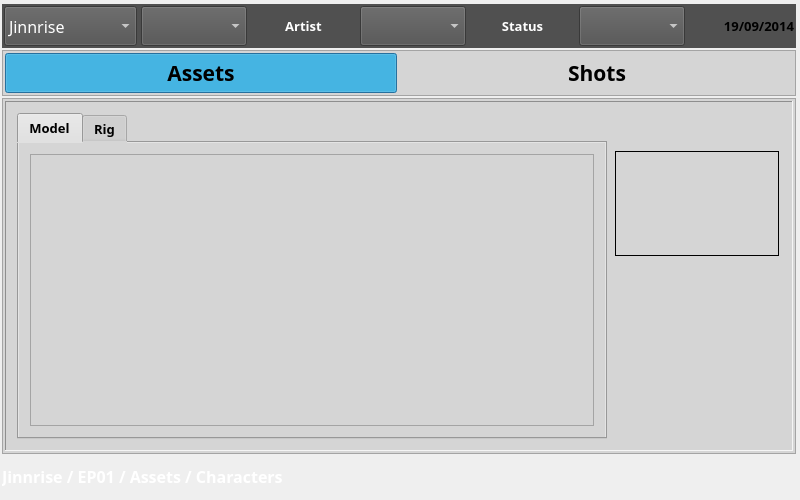
The window that Kute/assign_Wiz/assign_wiz.ui (abble/schtool) describes before a commit, drawn with Qt 5.
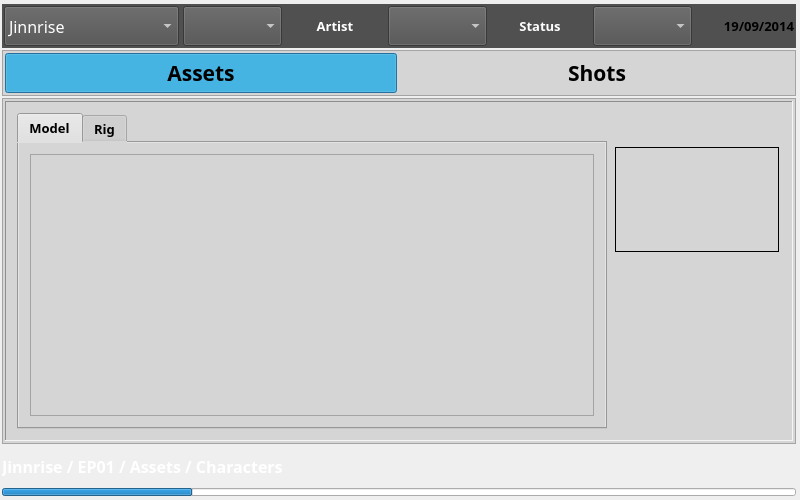
The same window after the commit. Icons and pictures are not drawn.

Diff of the .ui file:
```diff
--- a/Kute/assign_Wiz/assign_wiz.ui
+++ b/Kute/assign_Wiz/assign_wiz.ui
@@ -100,12 +100,7 @@
         </item>
         <item>
          <property name="text">
-          <string>Megabear</string>
-         </property>
-        </item>
-        <item>
-         <property name="text">
-          <string>Maskmaster2</string>
+          <string>MaskMasters_SE02</string>
          </property>
         </item>
        </widget>
@@ -855,6 +850,25 @@
      </property>
     </widget>
    </item>
+   <item>
+    <widget class="QProgressBar" name="prog">
+     <property name="maximumSize">
+      <size>
+       <width>16777215</width>
+       <height>8</height>
+      </size>
+     </property>
+     <property name="value">
+      <number>24</number>
+     </property>
+     <property name="textVisible">
+      <bool>false</bool>
+     </property>
+     <property name="invertedAppearance">
+      <bool>false</bool>
+     </property>
+    </widget>
+   </item>
   </layout>
  </widget>
  <layoutdefault spacing="6" margin="11"/>
```
